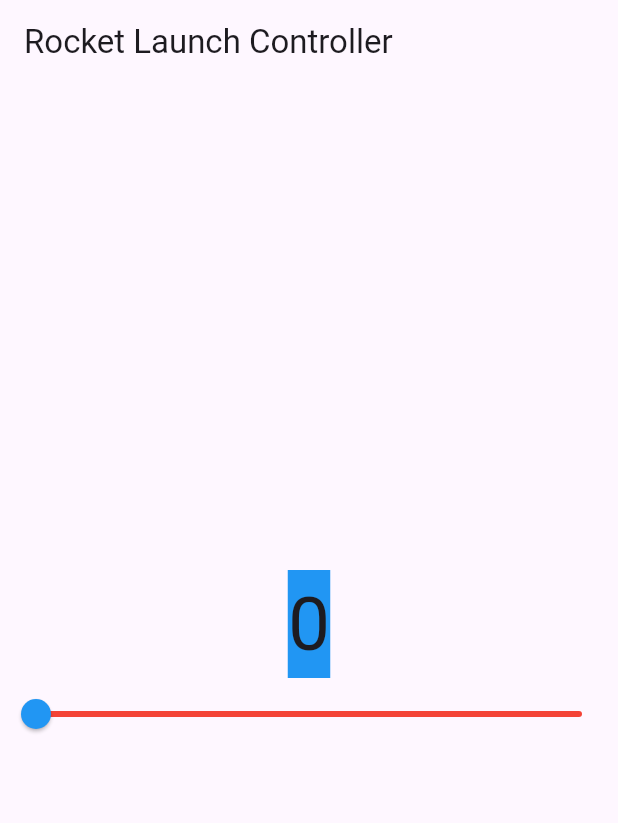
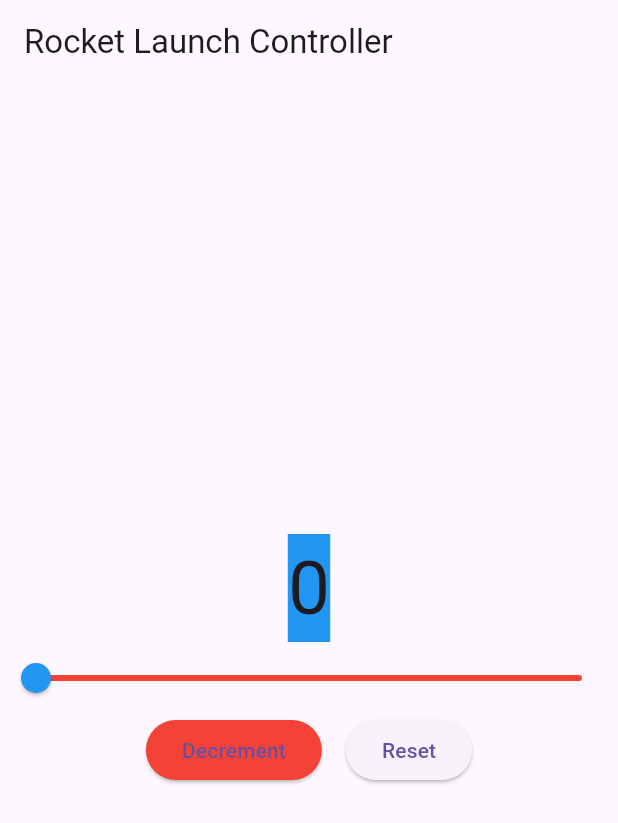
Before and after one commit to raifnjie/RocketLaunch_inclass6, a Flutter app: the screen it shows after launch, on a phone screen of 412 x 824 dp. Shown: the top 823 px of the screen. Run offline on Flutter 3.47's test engine with Material 3 defaults, Android fonts, the phone set to English and light mode, and no system bars.

Commit message:
Added decrement and reset controls

```diff
--- a/lib/main.dart
+++ b/lib/main.dart
@@ -25,6 +25,18 @@ class CounterWidget extends StatefulWidget {
 class _CounterWidgetState extends State<CounterWidget> {
   // set counter value
   int _counter = 0;
+
+  void _decrement() {
+    setState(() {
+      if (_counter > 0) _counter--;
+    });
+  }
+
+  void _reset() {
+    setState(() {
+      _counter = 0;
+    });
+  }
 
   @override
   Widget build(BuildContext context) {
@@ -56,6 +68,21 @@ class _CounterWidgetState extends State<CounterWidget> {
             activeColor: Colors.blue,
             inactiveColor: Colors.red,
           ),
+          Row(
+            mainAxisAlignment: MainAxisAlignment.center,
+            children: [
+              ElevatedButton(
+                onPressed: _decrement,
+                style: ElevatedButton.styleFrom(backgroundColor: Colors.red),
+                child: const Text('Decrement'),
+              ),
+              const SizedBox(width: 16),
+              ElevatedButton(
+                onPressed: _reset,
+                child: const Text('Reset'),
+              ),
+            ],
+          ),
         ],
       ),
     );
```
